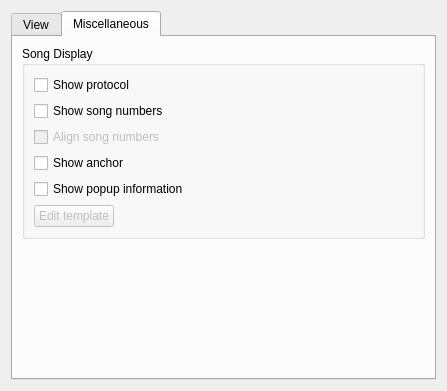
First picture: the form in qmmp-plugin-pack/src/Ui/simple/forms/simplesettings.ui, repository djdron/qmmp, before the edit.
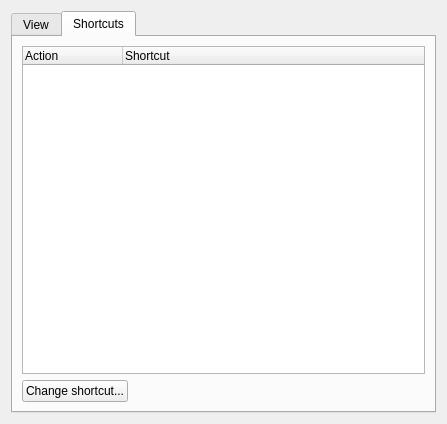
Second picture: the form after the edit. The open tabs and pages were chosen to show the change.

Patch:
```diff
--- a/qmmp-plugin-pack/src/Ui/simple/forms/simplesettings.ui
+++ b/qmmp-plugin-pack/src/Ui/simple/forms/simplesettings.ui
@@ -111,46 +111,26 @@
         </widget>
        </item>
        <item>
-        <spacer name="verticalSpacer">
-         <property name="orientation">
-          <enum>Qt::Vertical</enum>
-         </property>
-         <property name="sizeHint" stdset="0">
-          <size>
-           <width>20</width>
-           <height>40</height>
-          </size>
-         </property>
-        </spacer>
-       </item>
-      </layout>
-     </widget>
-     <widget class="QWidget" name="tab_5">
-      <attribute name="title">
-       <string>Miscellaneous</string>
-      </attribute>
-      <layout class="QVBoxLayout" name="verticalLayout_3">
-       <item>
         <widget class="QGroupBox" name="groupBox_2">
          <property name="title">
           <string>Song Display</string>
          </property>
          <layout class="QGridLayout" name="gridLayout_3">
-          <item row="0" column="0">
+          <item row="1" column="0">
            <widget class="QCheckBox" name="protocolCheckBox">
             <property name="text">
              <string>Show protocol</string>
             </property>
            </widget>
           </item>
-          <item row="1" column="0">
+          <item row="2" column="0">
            <widget class="QCheckBox" name="numbersCheckBox">
             <property name="text">
              <string>Show song numbers</string>
             </property>
            </widget>
           </item>
-          <item row="2" column="0">
+          <item row="3" column="0">
            <widget class="QCheckBox" name="alignCheckBox">
             <property name="enabled">
              <bool>false</bool>
@@ -160,21 +140,21 @@
             </property>
            </widget>
           </item>
-          <item row="3" column="0">
+          <item row="4" column="0">
            <widget class="QCheckBox" name="anchorCheckBox">
             <property name="text">
              <string>Show anchor</string>
             </property>
            </widget>
           </item>
-          <item row="4" column="0">
+          <item row="6" column="0">
            <widget class="QCheckBox" name="popupCheckBox">
             <property name="text">
              <string>Show popup information</string>
             </property>
            </widget>
           </item>
-          <item row="5" column="0">
+          <item row="8" column="0">
            <layout class="QHBoxLayout" name="horizontalLayout_3">
             <item>
              <widget class="QPushButton" name="popupTemplateButton">
@@ -205,14 +185,61 @@
         </widget>
        </item>
        <item>
-        <spacer name="verticalSpacer_2">
+        <spacer name="verticalSpacer">
          <property name="orientation">
           <enum>Qt::Vertical</enum>
          </property>
          <property name="sizeHint" stdset="0">
           <size>
            <width>20</width>
-           <height>144</height>
+           <height>40</height>
+          </size>
+         </property>
+        </spacer>
+       </item>
+      </layout>
+     </widget>
+     <widget class="QWidget" name="tab_5">
+      <attribute name="title">
+       <string>Shortcuts</string>
+      </attribute>
+      <layout class="QGridLayout" name="gridLayout">
+       <item row="0" column="0" colspan="2">
+        <widget class="QTreeWidget" name="shortcutTreeWidget">
+         <property name="alternatingRowColors">
+          <bool>true</bool>
+         </property>
+         <property name="animated">
+          <bool>true</bool>
+         </property>
+         <column>
+          <property name="text">
+           <string>Action</string>
+          </property>
+         </column>
+         <column>
+          <property name="text">
+           <string>Shortcut</string>
+          </property>
+         </column>
+        </widget>
+       </item>
+       <item row="1" column="0">
+        <widget class="QPushButton" name="changeShortcutButton">
+         <property name="text">
+          <string>Change shortcut...</string>
+         </property>
+        </widget>
+       </item>
+       <item row="1" column="1">
+        <spacer name="horizontalSpacer_7">
+         <property name="orientation">
+          <enum>Qt::Horizontal</enum>
+         </property>
+         <property name="sizeHint" stdset="0">
+          <size>
+           <width>281</width>
+           <height>20</height>
           </size>
          </property>
         </spacer>
```
Left out of the diff: 48 changed lines with no effect on the pictures.
